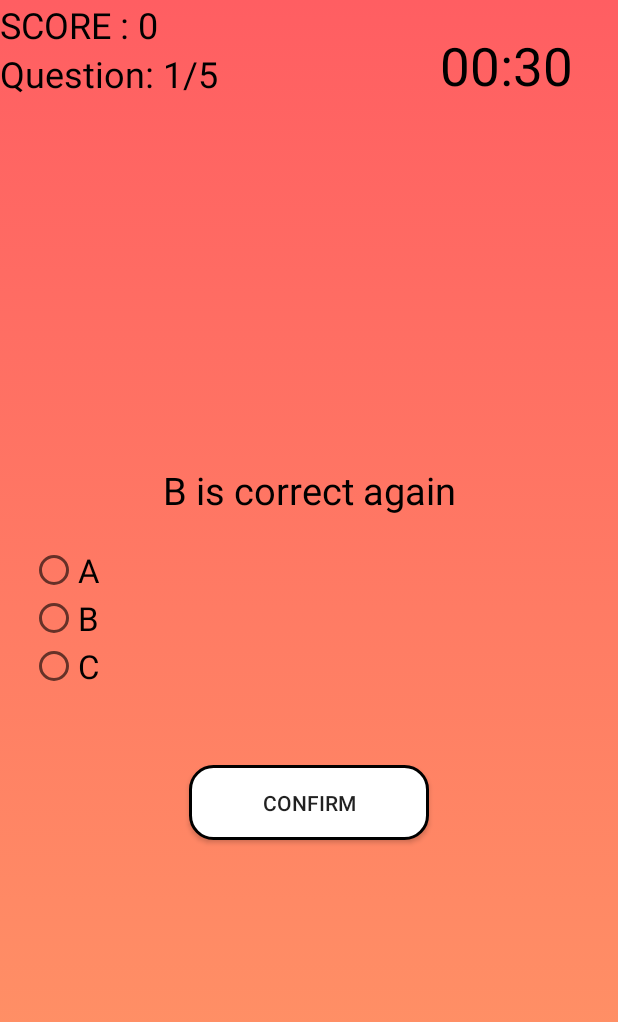
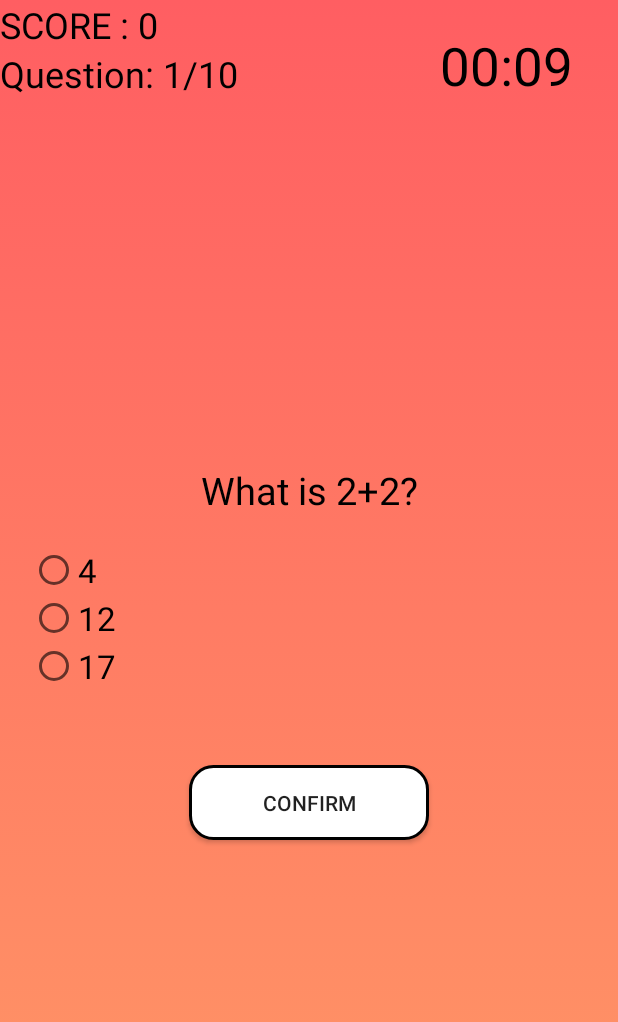
Before and after one commit to Priyatham-sai-chand/alzapp, an Android app: the QuickQuizStart screen opened directly, with no data from a screen before it, after a tap on "START QUIZ", on a phone screen of 412 x 824 dp. Shown: the top 1022 px of the screen. Run offline under Robolectric (Android 15) with nearby library versions, the phone set to English and light mode, and no system bars.

Commit message:
Quiz completed Added timer in tile matching

```diff
--- a/app/src/main/java/com/example/alzapp/QuickQuizStart.java
+++ b/app/src/main/java/com/example/alzapp/QuickQuizStart.java
@@ -1,28 +1,78 @@
 package com.example.alzapp;
 
 import android.content.Intent;
+import android.content.SharedPreferences;
 import android.os.Bundle;
 import android.view.View;
 import android.widget.Button;
+import android.widget.TextView;
 
+import androidx.annotation.Nullable;
 import androidx.appcompat.app.AppCompatActivity;
 
 public class QuickQuizStart extends AppCompatActivity {
 
+    private static final int REQUEST_CODE_QUIZ = 1;
+
+    public static final String SHARED_PREFS = "sharedPrefs";
+    public static final String KEY_HIGHSCORE = "keyHighScore";
+
+    private TextView textViewHighScore;
+    private int highScore;
+
     private Button quiz_start;
+
+
     @Override
     protected void onCreate(Bundle savedInstanceState) {
         super.onCreate(savedInstanceState);
         setContentView(R.layout.activity_quick_quiz_start);
+
+        textViewHighScore = findViewById(R.id.quiz_highScore);
+        loadHighScore();
 
         quiz_start = findViewById(R.id.start_quiz);
         quiz_start.setOnClickListener(new View.OnClickListener() {
             @Override
             public void onClick(View v) {
                 Intent intent = new Intent(QuickQuizStart.this,QuizQuestionPage.class);
-                startActivity(intent);
+                startActivityForResult(intent,REQUEST_CODE_QUIZ);
             }
         });
 
     }
+
+    @Override
+    protected void onActivityResult(int requestCode, int resultCode, @Nullable Intent data) {
+        super.onActivityResult(requestCode, resultCode, data);
+
+        if(requestCode == REQUEST_CODE_QUIZ){
+           if(resultCode == RESULT_OK){
+                int score = data.getIntExtra(QuizQuestionPage.EXTRA_SCORE,0);
+                if(score > highScore){
+                    updateHighScore(score);
+                }
+           }
+        }
+
+    }
+
+    private void updateHighScore(int highScoreNew){
+        highScore = highScoreNew;
+        textViewHighScore.setText("Highscore: "+ highScore);
+
+        SharedPreferences prefs = getSharedPreferences(SHARED_PREFS, MODE_PRIVATE);
+        SharedPreferences.Editor editor = prefs.edit();
+        editor.putInt(KEY_HIGHSCORE, highScore);
+        editor.apply();
+    }
+
+
+    private void loadHighScore(){
+        SharedPreferences prefs = getSharedPreferences(SHARED_PREFS,MODE_PRIVATE);
+        highScore = prefs.getInt(KEY_HIGHSCORE,0);
+        textViewHighScore.setText("Highscore: "+ highScore);
+
+    }
+
 }
--- a/app/src/main/java/com/example/alzapp/QuizDbHelper.java
+++ b/app/src/main/java/com/example/alzapp/QuizDbHelper.java
@@ -48,16 +48,27 @@ public class QuizDbHelper extends SQLiteOpenHelper {
     }
 
     private void fillQuestionsTable() {
-        Question q1 = new Question("A is correct", "A", "B", "C", 1);
+        Question q1 = new Question("What is 2+2?", "4", "12", "17", 1);
         addQuestion(q1);
-        Question q2 = new Question("B is correct", "A", "B", "C", 2);
+        Question q2 = new Question("Which letter comes after A,B,C,D in the english alphabet series?", "F", "E", "D", 2);
         addQuestion(q2);
-        Question q3 = new Question("C is correct", "A", "B", "C", 3);
+        Question q3 = new Question("How many letters are present in the english alphabet?", "28", "25", "26", 3);
         addQuestion(q3);
-        Question q4 = new Question("A is correct again", "A", "B", "C", 1);
+        Question q4 = new Question("8,16,24, __  Which number should come in the blank space ?", "34", "32", "48", 2);
         addQuestion(q4);
-        Question q5 = new Question("B is correct again", "A", "B", "C", 2);
+        Question q5 = new Question("In tossing of a fair coin, what is the probability of getting a head? ", "50%", "40%", "55%", 1);
         addQuestion(q5);
+        Question q6 = new Question("The total number of states present in India is", "27", "28", "29", 2);
+        addQuestion(q6);
+        Question q7 = new Question("The Hindi film industry is better known as ", "Bollywood", "Tollywood", "Sandalwood", 1);
+        addQuestion(q7);
+        Question q8 = new Question("Which city is also known as the Silicon Valley of Asia ?", "Mumbai", "Abu Dhabi", "Bangalore", 3);
+        addQuestion(q8);
+        Question q9 = new Question("Total number of bones present in the human body is ", "204", "205", "206", 3);
+        addQuestion(q9);
+        Question q10 = new Question("Novak Djokovic is a famous player associated with the game of ", "Basketball", "Tennis", "Cricket", 1);
+        addQuestion(q10);
+
     }
 
     private void addQuestion(Question question) {
--- a/app/src/main/java/com/example/alzapp/QuizQuestionPage.java
+++ b/app/src/main/java/com/example/alzapp/QuizQuestionPage.java
@@ -1,8 +1,10 @@
 package com.example.alzapp;
 
+import android.content.Intent;
 import android.content.res.ColorStateList;
 import android.graphics.Color;
 import android.os.Bundle;
+import android.os.CountDownTimer;
 import android.view.View;
 import android.widget.Button;
 import android.widget.RadioButton;
@@ -13,8 +15,13 @@ import androidx.appcompat.app.AppCompatActivity;
 
 import java.util.Collections;
 import java.util.List;
+import java.util.Locale;
 
 public class QuizQuestionPage extends AppCompatActivity {
+
+    public static final String EXTRA_SCORE = "extraScore";
+    private static final long COUNT_DOWN_MILLIS = 10000;
+
     private TextView textViewQuestion;
     private TextView textViewScore;
     private TextView textViewQuestionCount;
@@ -26,6 +33,10 @@ public class QuizQuestionPage extends AppCompatActivity {
     private Button buttonConfirmNext;
 
     private ColorStateList textColorDefaultRb;
+    private ColorStateList textColorDefaultCd;
+
+    private CountDownTimer countDownTimer;
+    private long timeLeftInMillis;
 
     private List<Question> questionList;
     private int questionCounter;
@@ -34,6 +45,8 @@ public class QuizQuestionPage extends AppCompatActivity {
 
     private int score;
     private boolean answered;
+
+    private long backPressedTime;
 
     @Override
     protected void onCreate(Bundle savedInstanceState) {
@@ -52,6 +65,7 @@ public class QuizQuestionPage extends AppCompatActivity {
 
 
         textColorDefaultRb = rb1.getTextColors();
+        textColorDefaultCd = textViewCountDown.getTextColors();
 
         QuizDbHelper dbHelper = new QuizDbHelper(this);
         questionList = dbHelper.getAllQuestions();
@@ -94,13 +108,53 @@ public class QuizQuestionPage extends AppCompatActivity {
             textViewQuestionCount.setText("Question: " + questionCounter + "/" + questionCountTotal);
             answered = false;
             buttonConfirmNext.setText("Confirm");
+
+            timeLeftInMillis = COUNT_DOWN_MILLIS;
+            startCountdown();
+
         } else {
             finishQuiz();
         }
     }
 
+
+    private void startCountdown(){
+        countDownTimer = new CountDownTimer(timeLeftInMillis,1000) {
+            @Override
+            public void onTick(long millisUntilFinished) {
+                timeLeftInMillis = millisUntilFinished;
+                updateCountDownText();
+            }
+
+            @Override
+            public void onFinish() {
+                timeLeftInMillis = 0;
+                updateCountDownText();
+                checkAnswer();
+            }
+        }.start();
+    }
+
+    private void updateCountDownText(){
+        int minutes = (int) (timeLeftInMillis / 1000) /60;
+        int seconds = (int) (timeLeftInMillis / 1000) %60;
+
+        String timeFormatted = String.format(Locale.getDefault(),"%02d:%02d",minutes,seconds);
+        textViewCountDown.setText(timeFormatted);
+
+
+        if(timeLeftInMillis < 5000){
+            textViewCountDown.setTextColor(Color.GREEN);
+        }
+        else {
+            textViewCountDown.setTextColor(textColorDefaultCd);
+        }
+    }
+
     private void checkAnswer() {
         answered = true;
+
+        countDownTimer.cancel();
 
         RadioButton rbSelected = findViewById(rbGroup.getCheckedRadioButtonId());
         int answerNr = rbGroup.indexOfChild(rbSelected) + 1;
@@ -114,21 +168,21 @@ public class QuizQuestionPage extends AppCompatActivity {
     }
 
     private void showSolution() {
-        rb1.setTextColor(Color.RED);
+      /**  rb1.setTextColor(Color.RED);
         rb2.setTextColor(Color.RED);
-        rb3.setTextColor(Color.RED);
+        rb3.setTextColor(Color.RED);    **/
 
         switch (currentQuestion.getAnswerNr()) {
             case 1:
-                rb1.setTextColor(Color.GREEN);
+               // rb1.setTextColor(Color.GREEN);
                 textViewQuestion.setText("Answer 1 is correct");
                 break;
             case 2:
-                rb2.setTextColor(Color.GREEN);
+               // rb2.setTextColor(Color.GREEN);
                 textViewQuestion.setText("Answer 2 is correct");
                 break;
             case 3:
-                rb3.setTextColor(Color.GREEN);
+               // rb3.setTextColor(Color.GREEN);
                 textViewQuestion.setText("Answer 3 is correct");
                 break;
         }
@@ -141,6 +195,30 @@ public class QuizQuestionPage extends AppCompatActivity {
     }
 
     private void finishQuiz() {
+        Intent resultIntent = new Intent();
+        resultIntent.putExtra(EXTRA_SCORE,score);
+        setResult(RESULT_OK,resultIntent);
         finish();
     }
+
+    @Override
+    public void onBackPressed() {
+        if(backPressedTime + 2000 > System.currentTimeMillis()){
+            finishQuiz();
+        }
+        else {
+        Toast.makeText(this,"Press back again to finish",Toast.LENGTH_SHORT).show();
+        }
+
+        backPressedTime = System.currentTimeMillis();
+    }
+
+
+    @Override
+    protected void onDestroy() {
+        super.onDestroy();
+        if(countDownTimer != null){
+            countDownTimer.cancel();
+        }
+    }
 }
--- a/app/src/main/res/layout/activity_quick_quiz_start.xml
+++ b/app/src/main/res/layout/activity_quick_quiz_start.xml
@@ -15,6 +15,7 @@
         android:textColor="@android:color/black" />
 
     <TextView
+        android:id="@+id/quiz_highScore"
         android:layout_width="wrap_content"
         android:layout_height="wrap_content"
         android:text="Highscore : 0"
```
Also changed, not shown: app/src/main/java/com/example/alzapp/TileMatchingActivity.java (+21 -6 lines), app/src/main/res/layout/activity_tile_matching.xml (+9 -0 lines).
